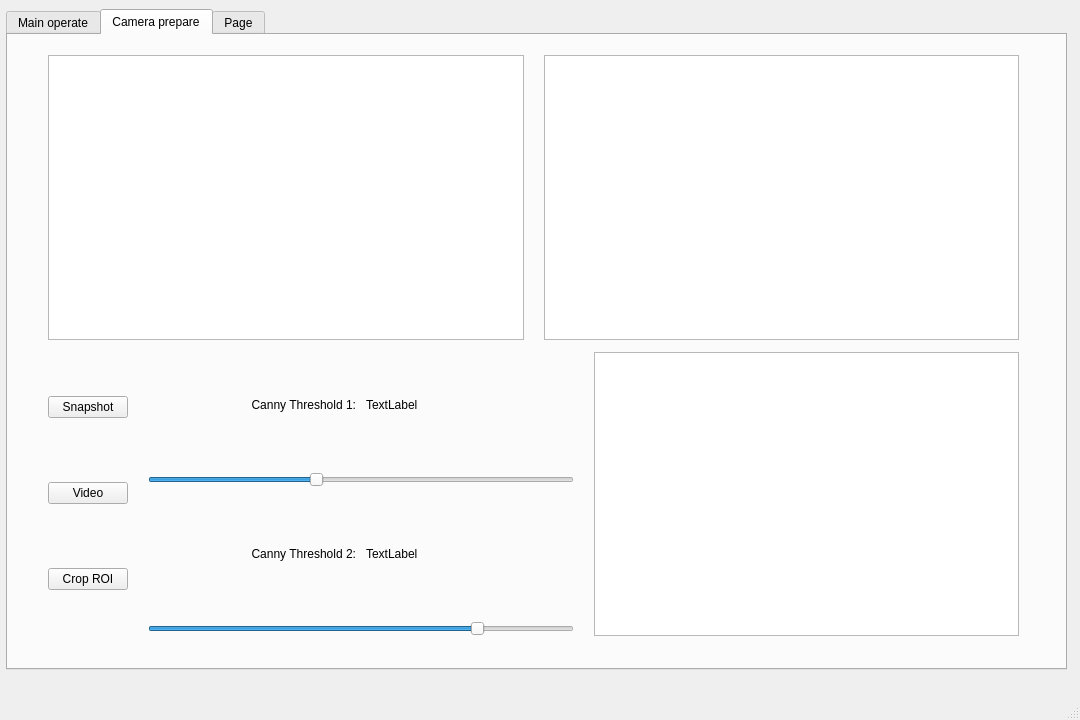
Before: the Qt Designer form user_gui/user_gui/user_gui.ui in thinhnguyenquanfme/src, drawn with Qt 5.
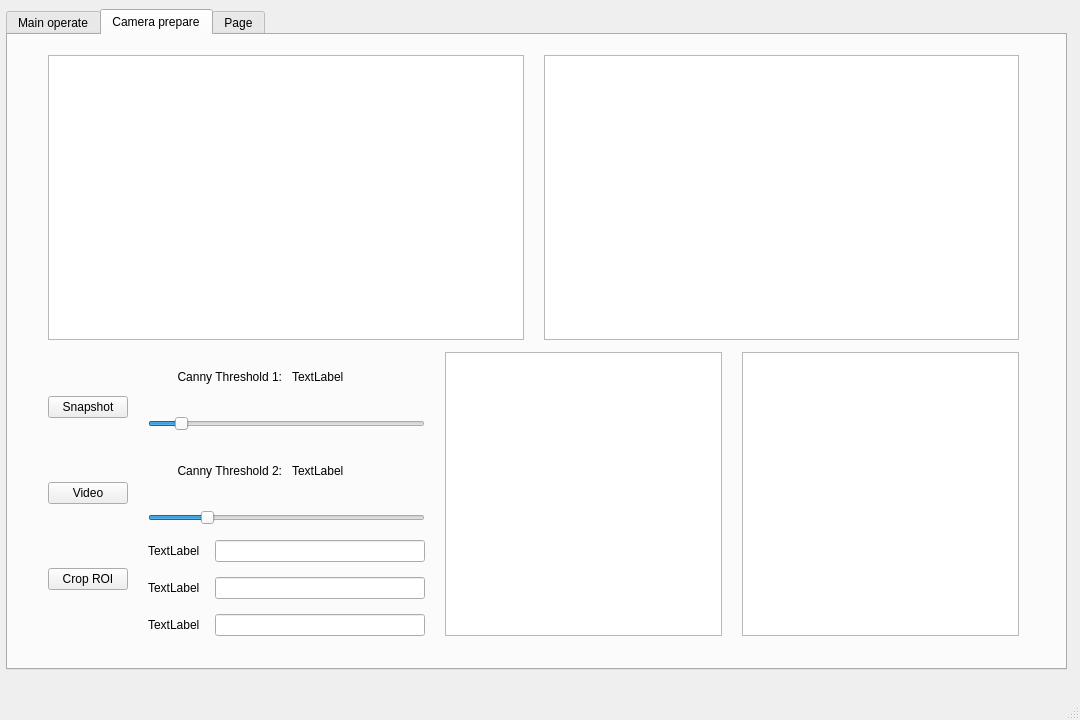
After: the same form once the commit is applied. Custom widgets are drawn as their Qt base class.

The edit to the form file:
```diff
--- a/user_gui/user_gui/user_gui.ui
+++ b/user_gui/user_gui/user_gui.ui
@@ -87,7 +87,7 @@
           <widget class="InteractiveGraphicsView" name="undistortedFrame"/>
          </item>
          <item>
-          <widget class="InteractiveGraphicsView" name="edgeFrame"/>
+          <widget class="InteractiveGraphicsView" name="ghtImageFrame"/>
          </item>
         </layout>
        </item>
@@ -153,7 +153,7 @@
            <item>
             <widget class="QSlider" name="cannyThres1">
              <property name="maximum">
-              <number>255</number>
+              <number>1000</number>
              </property>
              <property name="value">
               <number>100</number>
@@ -196,7 +196,7 @@
            <item>
             <widget class="QSlider" name="cannyThres2">
              <property name="maximum">
-              <number>255</number>
+              <number>1000</number>
              </property>
              <property name="value">
               <number>200</number>
@@ -206,8 +206,53 @@
              </property>
             </widget>
            </item>
+           <item>
+            <layout class="QHBoxLayout" name="horizontalLayout_5">
+             <item>
+              <widget class="QLabel" name="label_3">
+               <property name="text">
+                <string>TextLabel</string>
+               </property>
+              </widget>
+             </item>
+             <item>
+              <widget class="QLineEdit" name="lineEdit"/>
+             </item>
+            </layout>
+           </item>
+           <item>
+            <layout class="QHBoxLayout" name="horizontalLayout_6">
+             <item>
+              <widget class="QLabel" name="label_4">
+               <property name="text">
+                <string>TextLabel</string>
+               </property>
+              </widget>
+             </item>
+             <item>
+              <widget class="QLineEdit" name="lineEdit_2"/>
+             </item>
+            </layout>
+           </item>
+           <item>
+            <layout class="QHBoxLayout" name="horizontalLayout_7">
+             <item>
+              <widget class="QLabel" name="label_5">
+               <property name="text">
+                <string>TextLabel</string>
+               </property>
+              </widget>
+             </item>
+             <item>
+              <widget class="QLineEdit" name="lineEdit_3"/>
+             </item>
+            </layout>
+           </item>
           </layout>
          </item>
+         <item>
+          <widget class="InteractiveGraphicsView" name="edgeFrame"/>
+         </item>
          <item>
           <widget class="InteractiveGraphicsView" name="roiView"/>
          </item>
```
